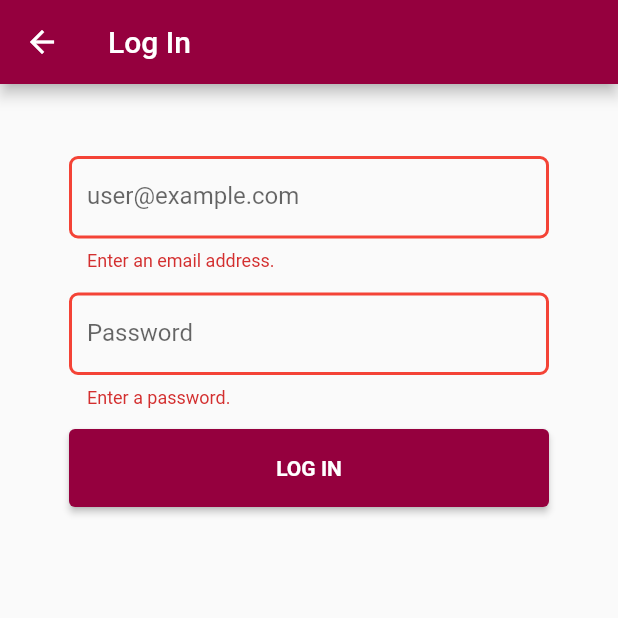
After one commit to PMax5/CCU, a Flutter app: the Login screen opened directly, after a tap on "LOG IN", on a phone screen of 412 x 824 dp, the top half of it. The commit adds this screen. Run offline on Flutter 3.47's test engine with Material 2 defaults, Android fonts, the phone set to English and light mode, and no system bars.

Commit message:
Added login file.

```diff
--- /dev/null
+++ b/flutter_project/lib/authentication/login.dart
@@ -0,0 +1,102 @@
+
+import 'package:flutter/material.dart';
+import '../settings.dart';
+import 'type.dart';
+
+class Login extends StatefulWidget {
+  Login({Key key}) : super(key: key);
+
+  @override
+  LoginState createState() => LoginState();
+}
+
+class LoginState extends State<Login> {
+
+  Settings projectSettings = new Settings();
+
+  Widget buildFormInputField(String hintText, String invalidInputMessage) {
+
+    OutlineInputBorder inputBorder(Color color) {
+      return OutlineInputBorder(
+          borderSide: BorderSide(color: color, width: 2.0),
+          borderRadius: BorderRadius.all(Radius.circular(6.0))
+      );
+    }
+
+    return Center(
+        child: Padding(
+            padding: EdgeInsets.only(bottom: 14),
+            child: Container(
+                width: projectSettings.textInputWidth,
+                height: projectSettings.textInputHeight + 25,
+                child: TextFormField(
+                    decoration: InputDecoration(
+                        enabledBorder: inputBorder(Colors.black),
+                        focusedBorder: inputBorder(Colors.black),
+                        errorBorder: inputBorder(Colors.red),
+                        focusedErrorBorder: inputBorder(Colors.red),
+                        hintText: hintText
+                    ),
+                    validator: (value) {
+                      if (value.isEmpty)
+                        return invalidInputMessage;
+                      return null;
+                    }
+                )
+            )
+        )
+    );
+  }
+
+  Widget buildForm(BuildContext context) {
+    final signUpFormKey = GlobalKey<FormState>();
+
+    return Padding(
+        padding: EdgeInsets.only(top: 48),
+        child: Form(
+            key: signUpFormKey,
+            child: Column(
+                crossAxisAlignment: CrossAxisAlignment.start,
+                children: <Widget>[
+                  this.buildFormInputField('user@example.com', 'Enter an email address.'),
+                  this.buildFormInputField('Password', 'Enter a password.'),
+                  Center(
+                      child: Container(
+                          width: projectSettings.textInputWidth,
+                          height: projectSettings.textInputHeight,
+                          child: ElevatedButton(
+                              child: Text(
+                                  "LOG IN",
+                                  style: TextStyle(
+                                      fontWeight: FontWeight.bold
+                                  )
+                              ),
+                              style: ButtonStyle(
+                                backgroundColor: MaterialStateProperty.all<Color>(projectSettings.mainColor),
+                              ),
+                              onPressed: () {
+                                if(signUpFormKey.currentState.validate()) {
+                                  //TODO: Implement login.
+                                }
+                              }
+                          )
+                      )
+                  )
+                ]
+            )
+        )
+    );
+  }
+
+  @override
+  Widget build(BuildContext context) {
+    return Scaffold(
+        appBar: AppBar(
+            title: Text("Log In"),
+            backgroundColor: projectSettings.mainColor
+        ),
+        body: this.buildForm(context)
+    );
+  }
+
+}
--- a/flutter_project/lib/mainscreen.dart
+++ b/flutter_project/lib/mainscreen.dart
@@ -2,7 +2,7 @@
 //import 'dart:html';
 
 import 'package:flutter/material.dart';
-import 'signup/signup.dart';
+import 'authentication/signup.dart';
 import 'settings.dart';
 
 class MainPage extends StatelessWidget {
@@ -39,7 +39,9 @@ class MainPage extends StatelessWidget {
                           color: Colors.black
                       )
                   ),
-                  onPressed: () {},
+                  onPressed: () {
+
+                  },
                 ),
               )
             )
```
Also changed, not shown: flutter_project/lib/authentication/signup.dart (renamed from flutter_project/lib/signup/signup.dart), flutter_project/lib/authentication/type.dart (renamed from flutter_project/lib/signup/type.dart).
